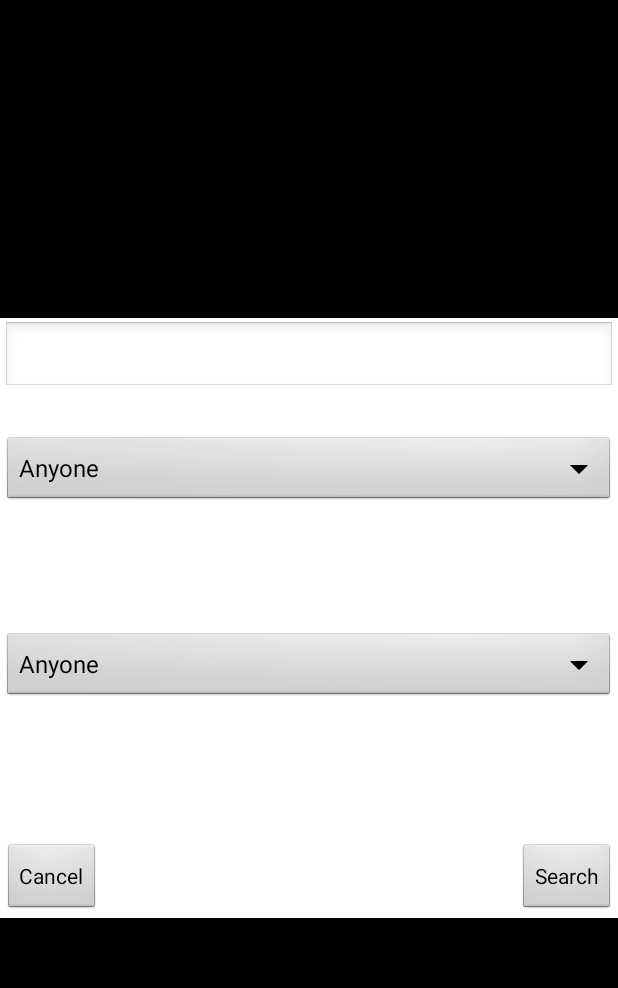
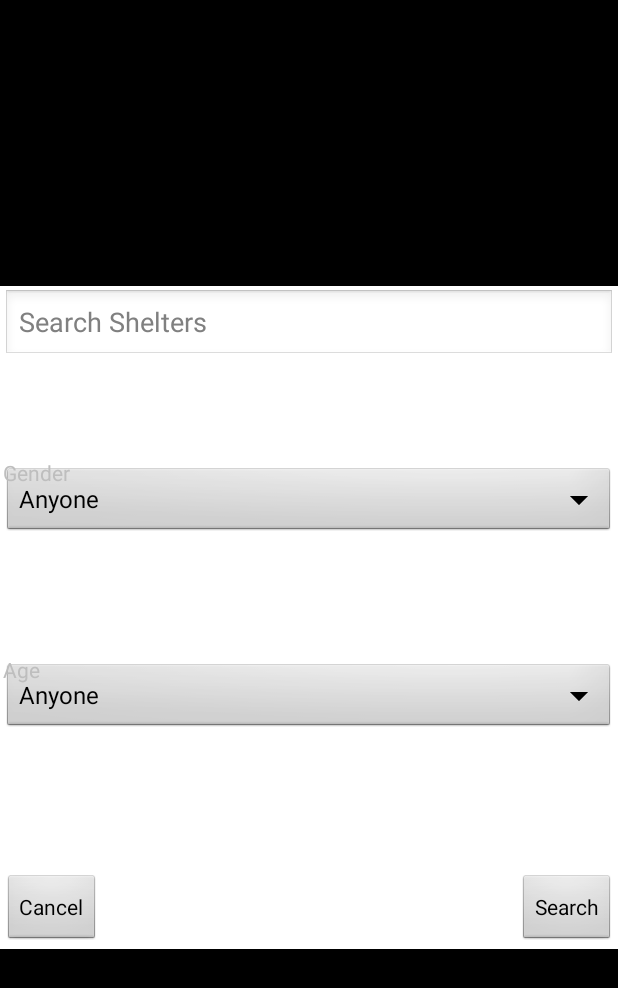
Before and after one commit to plum7ree/Shelter, an Android app: the ShelterSearchPopup screen opened directly, with no data from a screen before it, on a phone screen of 412 x 824 dp. Shown: the top 988 px of the screen. Run offline under Robolectric (Android 15) with nearby library versions, the phone set to English and light mode, and no system bars.

Commit message:
modified:   .idea/modules.xml 	modified:   app/src/main/res/layout/shelter_search_option_popup.xml

```diff
--- a/app/src/main/res/layout/shelter_search_option_popup.xml
+++ b/app/src/main/res/layout/shelter_search_option_popup.xml
@@ -13,18 +13,20 @@
         android:id="@+id/search_bar"
         android:layout_width="wrap_content"
         android:layout_height="wrap_content"
+        android:layout_alignParentStart="true"
+        android:layout_alignParentTop="true"
         android:ems="20"
+        android:hint="Search Shelters"
         android:inputType="text" />
 
     <Spinner
         android:id="@+id/gender_spinner"
         android:layout_width="match_parent"
         android:layout_height="wrap_content"
+
         android:layout_alignParentStart="true"
-        android:layout_alignParentTop="true"
         android:layout_below="@+id/search_bar"
-
-        android:layout_marginTop="75dp" />
+        android:layout_marginTop="69dp" />
 
     <Spinner
         android:id="@+id/age_spinner"
@@ -52,4 +54,23 @@
         android:layout_alignParentEnd="true"
         android:onClick="onSearchPressed"
         android:text="Search" />
+
+    <TextView
+        android:id="@+id/genderSpinnerTitle"
+        android:layout_width="wrap_content"
+        android:layout_height="wrap_content"
+        android:layout_above="@+id/age_spinner"
+        android:layout_alignParentStart="true"
+        android:layout_marginBottom="34dp"
+        android:text="Gender" />
+
+    <TextView
+        android:id="@+id/ageSpinnerTitle"
+        android:layout_width="wrap_content"
+        android:layout_height="wrap_content"
+        android:layout_above="@+id/cancel_button"
+        android:layout_alignParentStart="true"
+        android:layout_marginBottom="33dp"
+        android:text="Age" />
+
 </RelativeLayout>
```
